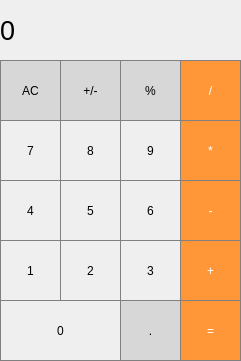
Before: the Qt Designer form Calculator_New/mainwindow.ui in MoonlightSV/OOP, drawn with Qt 5.
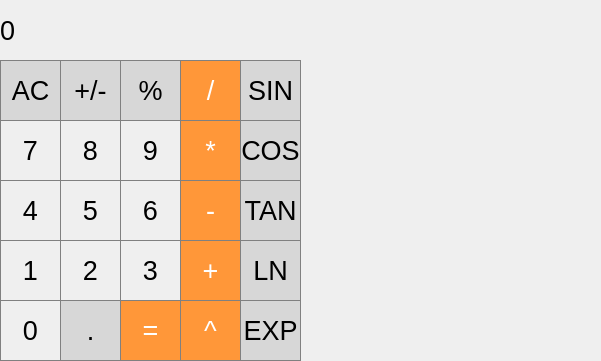
After: the same form once the commit is applied.

The edit to the form file:
```diff
--- a/Calculator_New/mainwindow.ui
+++ b/Calculator_New/mainwindow.ui
@@ -6,7 +6,7 @@
    <rect>
     <x>0</x>
     <y>0</y>
-    <width>241</width>
+    <width>601</width>
     <height>361</height>
    </rect>
   </property>
@@ -19,7 +19,7 @@
      <rect>
       <x>0</x>
       <y>0</y>
-      <width>231</width>
+      <width>301</width>
       <height>61</height>
      </rect>
     </property>
@@ -49,6 +49,11 @@
       <height>61</height>
      </rect>
     </property>
+    <property name="font">
+     <font>
+      <pointsize>20</pointsize>
+     </font>
+    </property>
     <property name="styleSheet">
      <string>QPushButton {
   background-color: rgb(215, 215, 215);
@@ -72,6 +77,11 @@
       <height>61</height>
      </rect>
     </property>
+    <property name="font">
+     <font>
+      <pointsize>20</pointsize>
+     </font>
+    </property>
     <property name="styleSheet">
      <string>QPushButton {
   background-color: rgb(215, 215, 215);
@@ -95,6 +105,11 @@
       <height>61</height>
      </rect>
     </property>
+    <property name="font">
+     <font>
+      <pointsize>20</pointsize>
+     </font>
+    </property>
     <property name="styleSheet">
      <string>QPushButton {
   background-color: rgb(215, 215, 215);
@@ -118,6 +133,11 @@
       <height>61</height>
      </rect>
     </property>
+    <property name="font">
+     <font>
+      <pointsize>20</pointsize>
+     </font>
+    </property>
     <property name="styleSheet">
      <string notr="true">QPushButton {
   background-color: rgb(255, 151, 57);
@@ -143,6 +163,11 @@
       <height>61</height>
      </rect>
     </property>
+    <property name="font">
+     <font>
+      <pointsize>20</pointsize>
+     </font>
+    </property>
     <property name="styleSheet">
      <string notr="true">QPushButton {
   background-color: rgb(255, 151, 57);
@@ -168,6 +193,11 @@
       <height>61</height>
      </rect>
     </property>
+    <property name="font">
+     <font>
+      <pointsize>20</pointsize>
+     </font>
+    </property>
     <property name="styleSheet">
      <string notr="true">QPushButton {
    border: 1px solid gray;
@@ -190,6 +220,11 @@
       <height>61</height>
      </rect>
     </property>
+    <property name="font">
+     <font>
+      <pointsize>20</pointsize>
+     </font>
+    </property>
     <property name="styleSheet">
      <string notr="true">QPushButton {
    border: 1px solid gray;
@@ -212,6 +247,11 @@
       <height>61</height>
      </rect>
     </property>
+    <property name="font">
+     <font>
+      <pointsize>20</pointsize>
+     </font>
+    </property>
     <property name="styleSheet">
      <string notr="true">QPushButton {
    border: 1px solid gray;
@@ -234,6 +274,11 @@
       <height>61</height>
      </rect>
     </property>
+    <property name="font">
+     <font>
+      <pointsize>20</pointsize>
+     </font>
+    </property>
     <property name="styleSheet">
      <string notr="true">QPushButton {
   background-color: rgb(255, 151, 57);
@@ -259,6 +304,11 @@
       <height>61</height>
      </rect>
     </property>
+    <property name="font">
+     <font>
+      <pointsize>20</pointsize>
+     </font>
+    </property>
     <property name="styleSheet">
      <string notr="true">QPushButton {
    border: 1px solid gray;
@@ -281,6 +331,11 @@
       <height>61</height>
      </rect>
     </property>
+    <property name="font">
+     <font>
+      <pointsize>20</pointsize>
+     </font>
+    </property>
     <property name="styleSheet">
      <string notr="true">QPushButton {
    border: 1px solid gray;
@@ -303,6 +358,11 @@
       <height>61</height>
      </rect>
     </property>
+    <property name="font">
+     <font>
+      <pointsize>20</pointsize>
+     </font>
+    </property>
     <property name="styleSheet">
      <string notr="true">QPushButton {
    border: 1px solid gray;
@@ -325,6 +385,11 @@
       <height>61</height>
      </rect>
     </property>
+    <property name="font">
+     <font>
+      <pointsize>20</pointsize>
+     </font>
+    </property>
     <property name="styleSheet">
      <string notr="true">QPushButton {
   background-color: rgb(255, 151, 57);
@@ -350,6 +415,11 @@
       <height>61</height>
      </rect>
     </property>
+    <property name="font">
+     <font>
+      <pointsize>20</pointsize>
+     </font>
+    </property>
     <property name="styleSheet">
      <string notr="true">QPushButton {
    border: 1px solid gray;
@@ -372,6 +442,11 @@
       <height>61</height>
      </rect>
     </property>
+    <property name="font">
+     <font>
+      <pointsize>20</pointsize>
+     </font>
+    </property>
     <property name="styleSheet">
      <string notr="true">QPushButton {
    border: 1px solid gray;
@@ -394,6 +469,11 @@
       <height>61</height>
      </rect>
     </property>
+    <property name="font">
+     <font>
+      <pointsize>20</pointsize>
+     </font>
+    </property>
     <property name="styleSheet">
      <string notr="true">QPushButton {
    border: 1px solid gray;
@@ -410,12 +490,17 @@
    <widget class="QPushButton" name="pushButton_equal">
     <property name="geometry">
      <rect>
-      <x>180</x>
+      <x>120</x>
       <y>300</y>
       <width>61</width>
       <height>61</height>
      </rect>
     </property>
+    <property name="font">
+     <font>
+      <pointsize>20</pointsize>
+     </font>
+    </property>
     <property name="styleSheet">
      <string notr="true">QPushButton {
   background-color: rgb(255, 151, 57);
@@ -437,10 +522,15 @@
      <rect>
       <x>0</x>
       <y>300</y>
-      <width>121</width>
+      <width>61</width>
       <height>61</height>
      </rect>
     </property>
+    <property name="font">
+     <font>
+      <pointsize>20</pointsize>
+     </font>
+    </property>
     <property name="styleSheet">
      <string notr="true">QPushButton {
    border: 1px solid gray;
@@ -457,12 +547,17 @@
    <widget class="QPushButton" name="pushButton_dot">
     <property name="geometry">
      <rect>
-      <x>120</x>
+      <x>60</x>
       <y>300</y>
       <width>61</width>
       <height>61</height>
      </rect>
     </property>
+    <property name="font">
+     <font>
+      <pointsize>20</pointsize>
+     </font>
+    </property>
     <property name="styleSheet">
      <string notr="true">QPushButton {
   background-color: rgb(215, 215, 215);
@@ -477,6 +572,202 @@
      <string>.</string>
     </property>
    </widget>
+   <widget class="QPushButton" name="pushButton_tan">
+    <property name="geometry">
+     <rect>
+      <x>240</x>
+      <y>180</y>
+      <width>61</width>
+      <height>61</height>
+     </rect>
+    </property>
+    <property name="font">
+     <font>
+      <pointsize>20</pointsize>
+     </font>
+    </property>
+    <property name="styleSheet">
+     <string notr="true">QPushButton {
+  background-color: rgb(215, 215, 215);
+  border: 1px solid gray;
+}
+QPushButton:pressed {
+    background-color: qlineargradient(x1: 0, y1: 0, x2: 0, y2: 1,
+                                      stop: 0 #BEBEBE, stop: 1 #D7D7D7);
+}</string>
+    </property>
+    <property name="text">
+     <string>TAN</string>
+    </property>
+   </widget>
+   <widget class="QPushButton" name="pushButton_sin">
+    <property name="geometry">
+     <rect>
+      <x>240</x>
+      <y>60</y>
+      <width>61</width>
+      <height>61</height>
+     </rect>
+    </property>
+    <property name="font">
+     <font>
+      <pointsize>20</pointsize>
+     </font>
+    </property>
+    <property name="styleSheet">
+     <string notr="true">QPushButton {
+  background-color: rgb(215, 215, 215);
+  border: 1px solid gray;
+}
+QPushButton:pressed {
+    background-color: qlineargradient(x1: 0, y1: 0, x2: 0, y2: 1,
+                                      stop: 0 #BEBEBE, stop: 1 #D7D7D7);
+}</string>
+    </property>
+    <property name="text">
+     <string>SIN</string>
+    </property>
+   </widget>
+   <widget class="QPushButton" name="pushButton_exp">
+    <property name="geometry">
+     <rect>
+      <x>240</x>
+      <y>300</y>
+      <width>61</width>
+      <height>61</height>
+     </rect>
+    </property>
+    <property name="font">
+     <font>
+      <pointsize>20</pointsize>
+     </font>
+    </property>
+    <property name="styleSheet">
+     <string notr="true">QPushButton {
+  background-color: rgb(215, 215, 215);
+  border: 1px solid gray;
+}
+QPushButton:pressed {
+    background-color: qlineargradient(x1: 0, y1: 0, x2: 0, y2: 1,
+                                      stop: 0 #BEBEBE, stop: 1 #D7D7D7);
+}</string>
+    </property>
+    <property name="text">
+     <string>EXP</string>
+    </property>
+   </widget>
+   <widget class="QPushButton" name="pushButton_cos">
+    <property name="geometry">
+     <rect>
+      <x>240</x>
+      <y>120</y>
+      <width>61</width>
+      <height>61</height>
+     </rect>
+    </property>
+    <property name="font">
+     <font>
+      <pointsize>20</pointsize>
+     </font>
+    </property>
+    <property name="styleSheet">
+     <string notr="true">QPushButton {
+  background-color: rgb(215, 215, 215);
+  border: 1px solid gray;
+}
+QPushButton:pressed {
+    background-color: qlineargradient(x1: 0, y1: 0, x2: 0, y2: 1,
+                                      stop: 0 #BEBEBE, stop: 1 #D7D7D7);
+}</string>
+    </property>
+    <property name="text">
+     <string>COS</string>
+    </property>
+   </widget>
+   <widget class="QPushButton" name="pushButton_ln">
+    <property name="geometry">
+     <rect>
+      <x>240</x>
+      <y>240</y>
+      <width>61</width>
+      <height>61</height>
+     </rect>
+    </property>
+    <property name="font">
+     <font>
+      <pointsize>20</pointsize>
+     </font>
+    </property>
+    <property name="styleSheet">
+     <string notr="true">QPushButton {
+  background-color: rgb(215, 215, 215);
+  border: 1px solid gray;
+}
+QPushButton:pressed {
+    background-color: qlineargradient(x1: 0, y1: 0, x2: 0, y2: 1,
+                                      stop: 0 #BEBEBE, stop: 1 #D7D7D7);
+}</string>
+    </property>
+    <property name="text">
+     <string>LN</string>
+    </property>
+   </widget>
+   <widget class="QLabel" name="memory">
+    <property name="geometry">
+     <rect>
+      <x>300</x>
+      <y>0</y>
+      <width>301</width>
+      <height>361</height>
+     </rect>
+    </property>
+    <property name="font">
+     <font>
+      <pointsize>18</pointsize>
+     </font>
+    </property>
+    <property name="styleSheet">
+     <string notr="true">QLabel {
+  qproperty-alignment: 'AlignTop | AlignLeft';
+  border: 1px solid gray;
+}
+
+background-color : white;</string>
+    </property>
+    <property name="text">
+     <string/>
+    </property>
+   </widget>
+   <widget class="QPushButton" name="pushButton_pow">
+    <property name="geometry">
+     <rect>
+      <x>180</x>
+      <y>300</y>
+      <width>61</width>
+      <height>61</height>
+     </rect>
+    </property>
+    <property name="font">
+     <font>
+      <pointsize>20</pointsize>
+     </font>
+    </property>
+    <property name="styleSheet">
+     <string notr="true">QPushButton {
+  background-color: rgb(255, 151, 57);
+  color: white; 
+  border: 1px solid gray;
+}
+
+QPushButton:pressed {
+    background-color: qlineargradient(x1: 0, y1: 0, x2: 0, y2: 1,
+                                      stop: 0 #FF7832, stop: 1 #FF9739);
+}</string>
+    </property>
+    <property name="text">
+     <string>^</string>
+    </property>
+   </widget>
   </widget>
  </widget>
  <layoutdefault spacing="6" margin="11"/>
```
Left out of the diff: 8 changed lines with no effect on the pictures.
